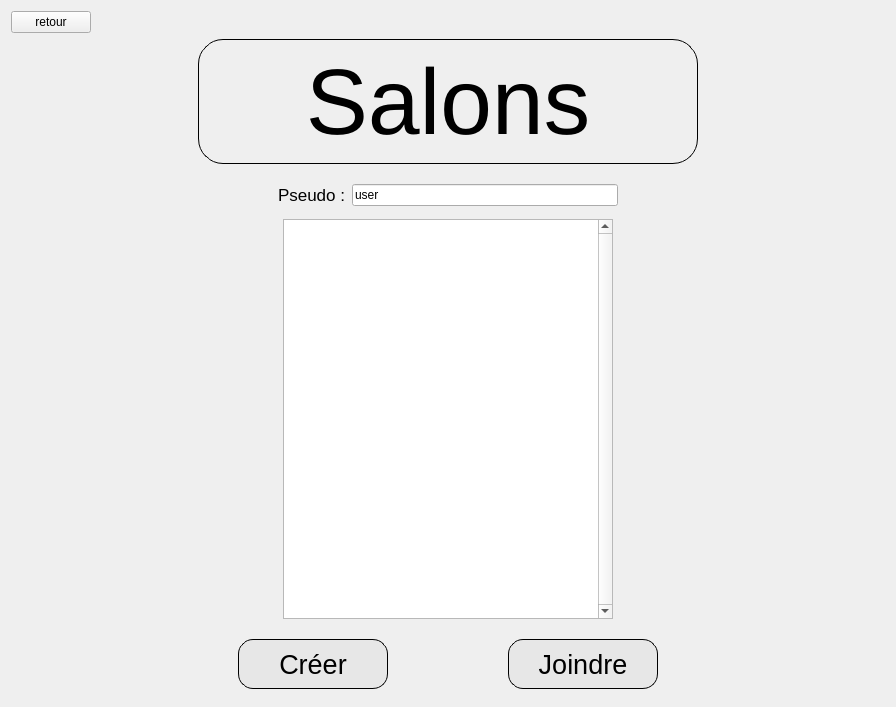
Qt form test_craig/jeuenligne.ui (gbequet/time_bomb) before a commit.
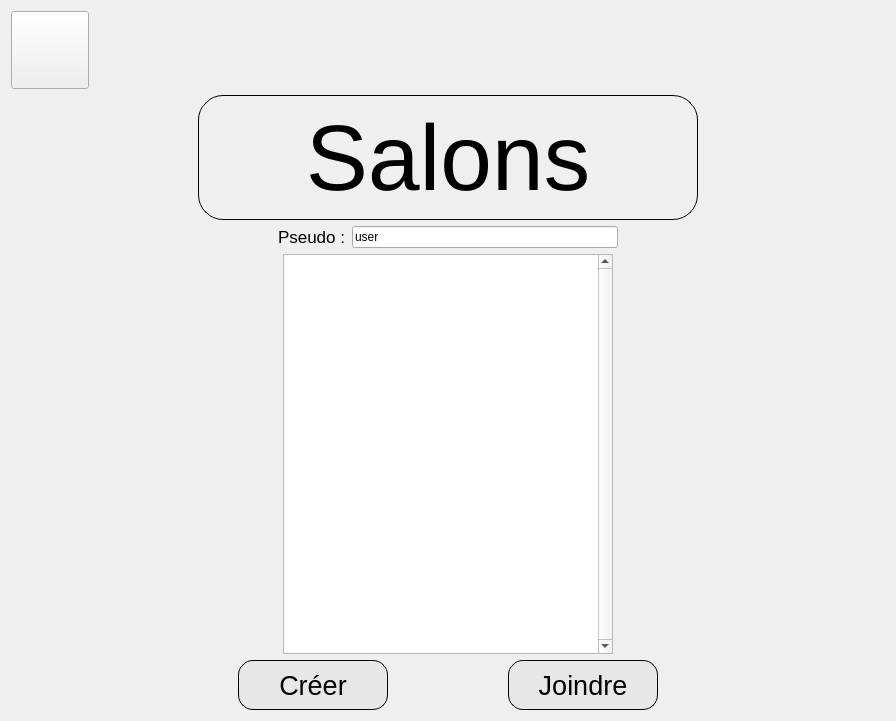
The same form after that commit. Icons and pictures are not drawn.

Patch:
```diff
--- a/test_craig/jeuenligne.ui
+++ b/test_craig/jeuenligne.ui
@@ -7,7 +7,7 @@
     <x>0</x>
     <y>0</y>
     <width>896</width>
-    <height>707</height>
+    <height>709</height>
    </rect>
   </property>
   <property name="windowTitle">
@@ -18,8 +18,14 @@
     <layout class="QHBoxLayout" name="horizontalLayout">
      <item>
       <widget class="QPushButton" name="retour">
+       <property name="styleSheet">
+        <string notr="true">border-image:url(:/images/icons/button-back.png);
+width: 70px;
+height:70px;
+</string>
+       </property>
        <property name="text">
-        <string>retour</string>
+        <string/>
        </property>
       </widget>
      </item>
```
